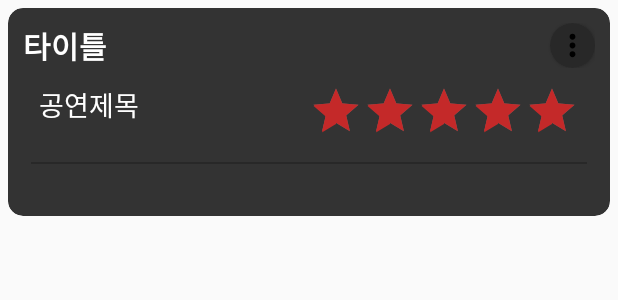
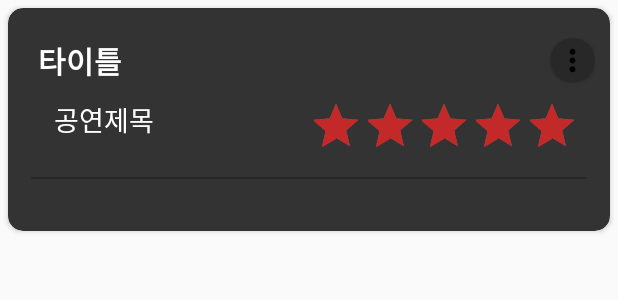
Before and after one commit to KimBoKyu/SNS_Project_FMW, an Android app: the layout item_post.xml on its own in the app's theme, with its tools: preview values and no code run, on a phone screen of 412 x 824 dp. Shown: the top 300 px of the screen. Run offline under Robolectric (Android 15) with nearby library versions, the phone set to English and light mode, and no system bars.

Commit message:
29Sep2019_sujin

```diff
--- a/app/src/main/res/layout/item_post.xml
+++ b/app/src/main/res/layout/item_post.xml
@@ -18,6 +18,8 @@
         <LinearLayout
             android:layout_width="match_parent"
             android:layout_height="match_parent"
+            android:layout_marginLeft="10dp"
+            android:layout_marginTop="10dp"
             android:orientation="vertical">
 
             <LinearLayout
```
Also changed, not shown: app/src/main/res/layout/fragment_performance_info.xml (+9 -1 lines).
